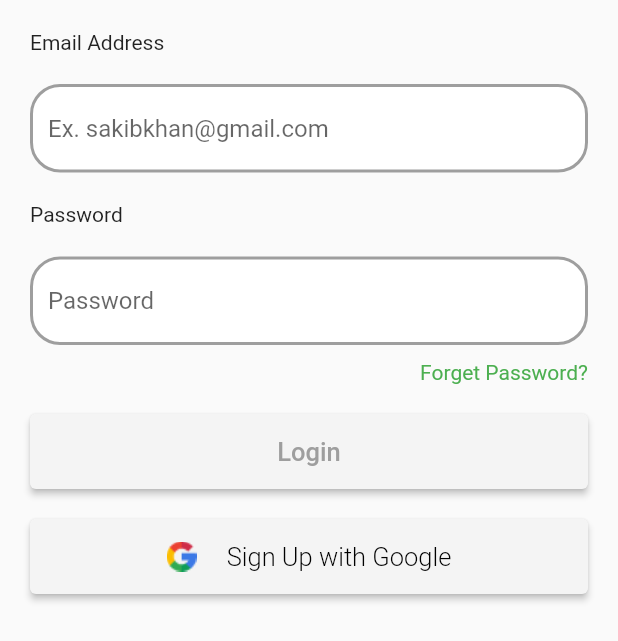
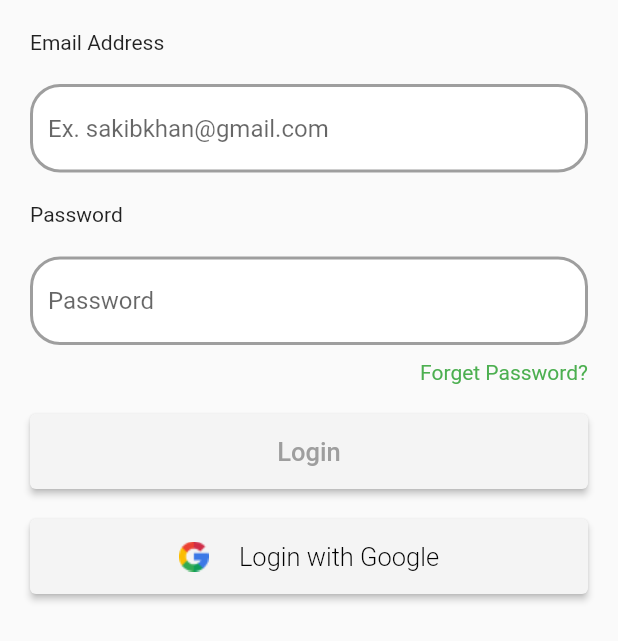
Before and after one commit to sakib151659/task7, a Flutter app: the Login screen opened directly, on a phone screen of 412 x 824 dp. Shown: the top 641 px of the screen. Run offline on Flutter 3.47's test engine with Material 2 defaults, Android fonts, the phone set to English and light mode, and no system bars; our stand-ins replace hexcolor.

Commit message:
login with google button edited

```diff
--- a/lib/authenticate/login.dart
+++ b/lib/authenticate/login.dart
@@ -151,7 +151,7 @@ import '../shared/textInputDecoration.dart';
                                    children: <Widget>[
                                      Image.asset('assets/icons/google.png'),
                                      SizedBox(width: 20,),
-                                     const Text('Sign Up with Google',
+                                     const Text('Login with Google',
                                        style: TextStyle(color: Colors.black, fontSize: 17.0, fontWeight: FontWeight.w300 ),
                                      ),
                                    ],
```
